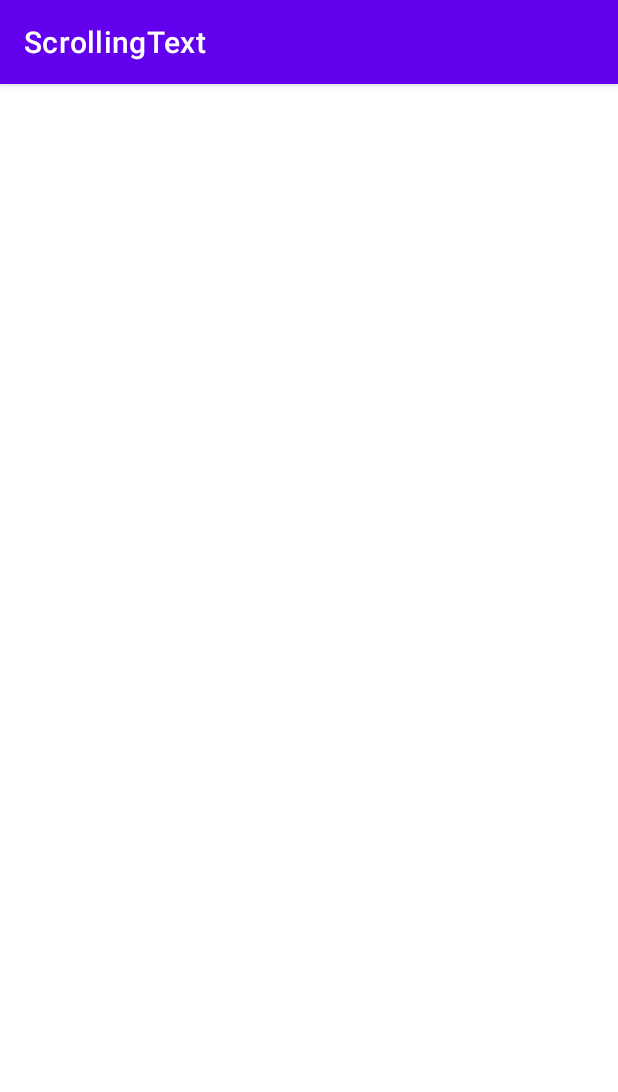
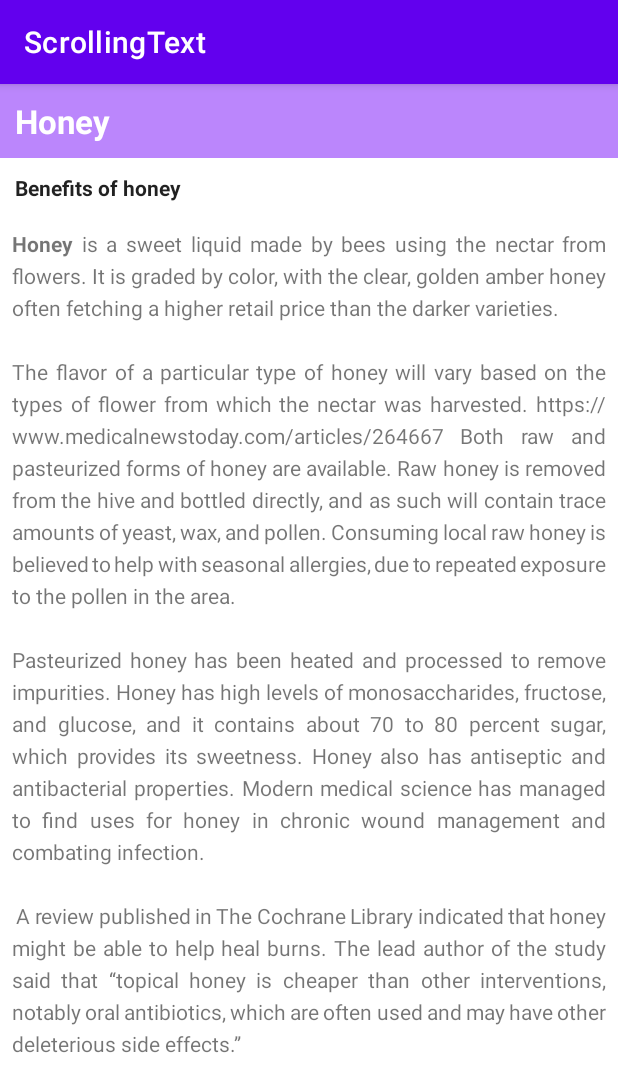
Before and after one commit to SamX007/Scrolling-Text, an Android app: the screen it shows after launch (MainActivity), on a phone screen of 412 x 824 dp. Shown: the top 1092 px of the screen. Run offline under Robolectric (Android 15) with nearby library versions, the phone set to English and light mode, and no system bars.

Commit message:
Added textview elements

```diff
--- a/app/src/main/res/layout/activity_main.xml
+++ b/app/src/main/res/layout/activity_main.xml
@@ -1,8 +1,40 @@
 <?xml version="1.0" encoding="utf-8"?>
-<androidx.constraintlayout.widget.ConstraintLayout xmlns:android="http://schemas.android.com/apk/res/android"
+<RelativeLayout xmlns:android="http://schemas.android.com/apk/res/android"
     xmlns:tools="http://schemas.android.com/tools"
     android:layout_width="match_parent"
     android:layout_height="match_parent"
-    tools:context="com.example.scrollingtext.MainActivity">
+    tools:context=".MainActivity">
 
-</androidx.constraintlayout.widget.ConstraintLayout>
+    <TextView
+        android:id="@+id/article_heading"
+        android:layout_width="match_parent"
+        android:layout_height="wrap_content"
+        android:background="@color/purple_200"
+        android:padding="@dimen/padding_regular"
+        android:text="@string/article_title"
+        android:textAppearance="@android:style/TextAppearance.DeviceDefault.Large"
+        android:textColor="@android:color/white"
+        android:textStyle="bold" />
+
+    <TextView
+        android:id="@+id/article_subheading"
+        android:layout_width="match_parent"
+        android:layout_height="wrap_content"
+        android:layout_below="@id/article_heading"
+        android:padding="@dimen/padding_regular"
+        android:textAppearance="@android:style/TextAppearance.DeviceDefault"
+        android:textStyle="bold"
+        android:text="@string/article_subtitle"
+        />
+
+    <TextView
+        android:id="@+id/article"
+        android:layout_width="wrap_content"
+        android:layout_height="wrap_content"
+        android:layout_margin="@dimen/margin_regular"
+        android:lineSpacingExtra="@dimen/line_spacing"
+        android:layout_below="@id/article_subheading"
+        android:justificationMode="inter_word"
+        android:text="@string/article_text"/>
+
+</RelativeLayout>
--- /dev/null
+++ b/app/src/main/res/values/dimens.xml
@@ -0,0 +1,6 @@
+<?xml version="1.0" encoding="utf-8"?>
+<resources>
+    <dimen name="padding_regular">10dp</dimen>
+    <dimen name="line_spacing">5sp</dimen>
+    <dimen name="margin_regular">8dp</dimen>
+</resources>
--- a/app/src/main/res/values/strings.xml
+++ b/app/src/main/res/values/strings.xml
@@ -1,3 +1,12 @@
 <resources>
     <string name="app_name">ScrollingText</string>
+    <string name="article_title">Honey</string>
+    <string name="article_subtitle">Benefits of honey</string>
+    <string name="article_text"><b>Honey</b> is a sweet liquid made by bees using the nectar from flowers. It is graded by color, with the clear, golden amber honey often fetching a higher retail price than the darker varieties.
+        \n \nThe flavor of a particular type of honey will vary based on the types of flower from which the nectar was harvested.
+https://www.medicalnewstoday.com/articles/264667
+Both raw and pasteurized forms of honey are available. Raw honey is removed from the hive and bottled directly, and as such will contain trace amounts of yeast, wax, and pollen. Consuming local raw honey is believed to help with seasonal allergies, due to repeated exposure to the pollen in the area.\n\nPasteurized honey has been heated and processed to remove impurities.
+Honey has high levels of monosaccharides, fructose, and glucose, and it contains about 70 to 80 percent sugar, which provides its sweetness. Honey also has antiseptic and antibacterial properties. Modern medical science has managed to find uses for honey in chronic wound management and combating infection.\n\n
+        A review published in The Cochrane Library indicated that honey might be able to help heal burns. The lead author of the study said that “topical honey is cheaper than other interventions, notably oral antibiotics, which are often used and may have other deleterious side effects.”
+    </string>
 </resources>
```
